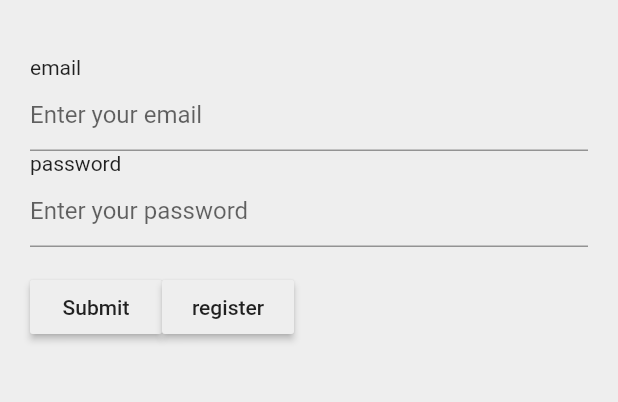
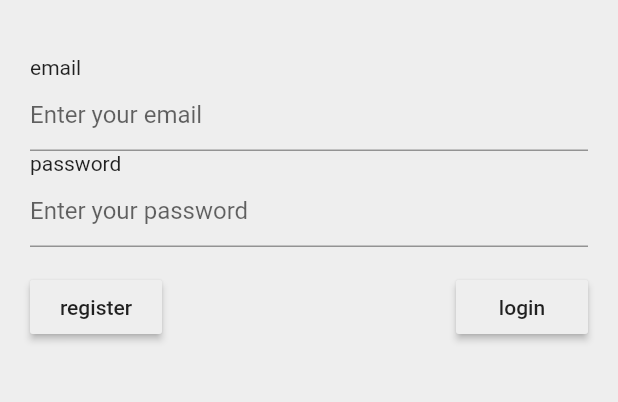
Before and after one commit to oowgnoj/travel-calculator-client-with-flutter, a Flutter app: the Login screen opened directly, on a phone screen of 412 x 824 dp, the part 59-461 px from its top. Run offline on Flutter 3.47's test engine with Material 2 defaults, Android fonts, the phone set to English and light mode, and no system bars; our stand-ins replace flutter_icons, font_awesome_flutter, shared_preferences; missing offline and left inert: requests; accounts and stored records are empty.

Commit message:
edit login register button

```diff
--- a/lib/screens/login.dart
+++ b/lib/screens/login.dart
@@ -130,7 +130,24 @@ class _LoginState extends State<Login> {
               Padding(
                 padding: const EdgeInsets.symmetric(vertical: 16.0),
                 child: Row(
+                  mainAxisAlignment: MainAxisAlignment.spaceBetween,
                   children: <Widget>[
+                    Row(
+                      mainAxisAlignment: MainAxisAlignment
+                          .center, // Center Column contents vertically,
+                      children: <Widget>[
+                        RaisedButton(
+                          color: Color(0xFFEEEEEE),
+                          onPressed: () {
+                            Navigator.push(
+                                context,
+                                MaterialPageRoute(
+                                    builder: (context) => Register()));
+                          },
+                          child: Text('register'),
+                        )
+                      ],
+                    ),
                     RaisedButton(
                       color: Color(0xFFEEEEEE),
                       onPressed: () async {
@@ -144,19 +161,8 @@ class _LoginState extends State<Login> {
                           _showAlert(context);
                         }
                       },
-                      child: Text('Submit'),
+                      child: Text('login'),
                     ),
-                    RaisedButton(
-                      color: Color(0xFFEEEEEE),
-                      onPressed: () {
-                        var user = getUser();
-                        // Navigator.push(
-                        //     context,
-                        //     MaterialPageRoute(
-                        //         builder: (context) => Register()));
-                      },
-                      child: Text('register'),
-                    )
                   ],
                 ),
               ),
```
